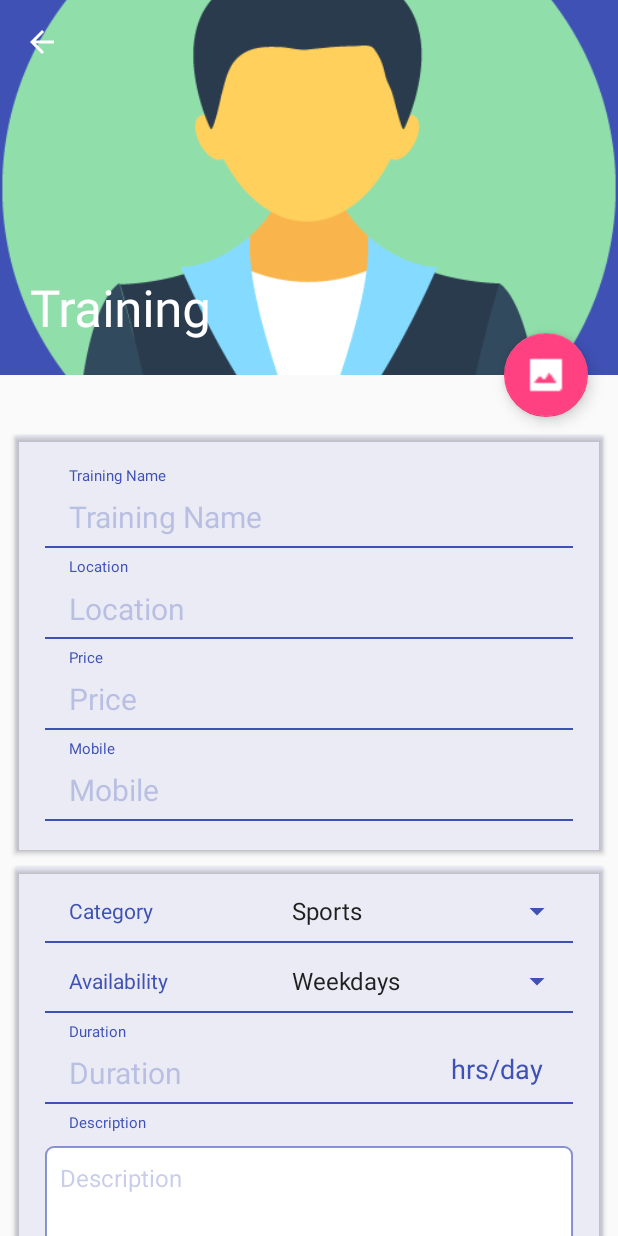
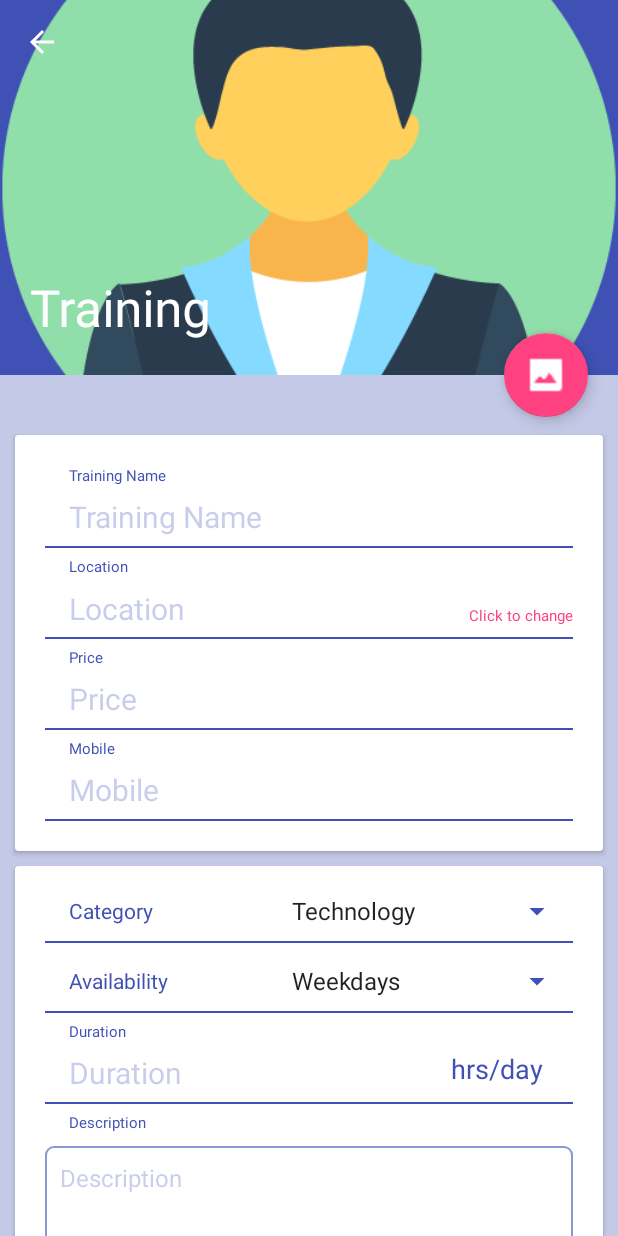
Before and after one commit to SriniSoftwareSolutions/Skill_Prototype, an Android app: the TrainingInfo screen opened directly, with no data from a screen before it, on a phone screen of 412 x 824 dp. Run offline under Robolectric (Android 15) with nearby library versions, the phone set to English and light mode, and no system bars; our stand-ins replace Firebase (no records; nobody signed in at launch, a user with empty details on screens opened directly), Picasso.

Commit message:
Final Touch

```diff
--- a/app/src/main/java/lab/abhishek/skill_prototype/TrainingInfo.java
+++ b/app/src/main/java/lab/abhishek/skill_prototype/TrainingInfo.java
@@ -59,7 +59,7 @@ import java.util.concurrent.ExecutionException;
 public class TrainingInfo extends AppCompatActivity {
 
     private double lat, lon;
-    private TextView et_location;
+    private TextView et_location, tv_change_location;
     private ImageView iv_image;
     private Uri imageUri;
     private FloatingActionButton fab;
@@ -93,10 +93,7 @@ public class TrainingInfo extends AppCompatActivity {
         sp_avail = (Spinner) findViewById(R.id.spinner_training_availability);
         sp_cat = (Spinner) findViewById(R.id.spinner_training_category);
         ll_editBox = (LinearLayout) findViewById(R.id.ll_editBox);
-
-        Date dNow = new Date();
-        SimpleDateFormat ft = new SimpleDateFormat("yyMMddHHmmss");
-        String datetime = ft.format(dNow);
+        tv_change_location = (TextView) findViewById(R.id.tv_change_location);
 
         mAuth = FirebaseAuth.getInstance();
         mData = FirebaseDatabase.getInstance().getReference().child("Trainings");
@@ -155,7 +152,19 @@ public class TrainingInfo extends AppCompatActivity {
             }
         });
 
-
+        tv_change_location.setOnClickListener(new View.OnClickListener() {
+            @Override
+            public void onClick(View v) {
+                PlacePicker.IntentBuilder builder = new PlacePicker.IntentBuilder();
+                try {
+                    startActivityForResult(builder.build(TrainingInfo.this), 101);
+                } catch (GooglePlayServicesRepairableException e) {
+                    e.printStackTrace();
+                } catch (GooglePlayServicesNotAvailableException e) {
+                    e.printStackTrace();
+                }
+            }
+        });
 
         btn_create_training.setOnClickListener(new View.OnClickListener() {
             @Override
@@ -186,7 +195,7 @@ public class TrainingInfo extends AppCompatActivity {
 
                             String t_name = dataSnapshot.child("fname").getValue().toString();
                             SmsManager smsManager = SmsManager.getDefault();
-                            String msg = "I want training for '"+ed_t_name.getText().toString().trim()+"' whose name is '"+t_name+"' with this '"+ed_t_mob.getText().toString()+"'";
+                            String msg = "I want training for '"+ed_t_name.getText().toString().trim()+"' ,trainer name is '"+t_name+"' with contact '"+ed_t_mob.getText().toString()+"'";
                             myProg.dismiss();
                             try {
                                 smsManager.sendTextMessage("+918880390936",null,msg,null,null);
@@ -289,6 +298,7 @@ public class TrainingInfo extends AppCompatActivity {
         ed_t_dur.setEnabled(false);
         ed_t_desc.setEnabled(false);
         ll_editBox.setEnabled(false);
+        tv_change_location.setVisibility(View.INVISIBLE);
 
     }
 
@@ -527,6 +537,7 @@ public class TrainingInfo extends AppCompatActivity {
         ed_t_dur.setEnabled(true);
         ed_t_desc.setEnabled(true);
         ll_editBox.setEnabled(true);
+        tv_change_location.setVisibility(View.VISIBLE);
         btn_create_training.setText("Update");
         btn_create_training.setVisibility(View.VISIBLE);
         ed_t_name.setSelection(ed_t_name.getText().length()-1);
--- a/app/src/main/res/layout/content_trainers.xml
+++ b/app/src/main/res/layout/content_trainers.xml
@@ -7,6 +7,7 @@
     android:layout_height="match_parent"
     app:layout_behavior="@string/appbar_scrolling_view_behavior"
     tools:context="lab.abhishek.skill_prototype.TrainingInfo"
+    android:background="@color/colorPrimary_20_percent"
     tools:showIn="@layout/activity_trainers">
 
 
@@ -21,7 +22,7 @@
             android:layout_marginLeft="10dp"
             android:layout_marginRight="10dp"
             android:layout_marginTop="40dp"
-            app:cardBackgroundColor="@color/colorPrimary_5_percent">
+            >
 
             <LinearLayout
                 android:layout_width="match_parent"
@@ -111,6 +112,16 @@
                         android:textColor="@color/colorPrimary"
                         android:textColorHint="@color/colorPrimary_20_percent"
                         android:textSize="20sp" />
+
+                    <TextView
+                        android:id="@+id/tv_change_location"
+                        android:layout_width="wrap_content"
+                        android:layout_height="wrap_content"
+                        android:text="Click to change"
+                        android:textColor="@color/colorAccent"
+                        android:textSize="10sp"
+                        android:layout_gravity="bottom"
+                        android:paddingBottom="7sp"/>
 
                 </LinearLayout>
 
@@ -216,8 +227,7 @@
             android:layout_marginLeft="10dp"
             android:layout_marginRight="10dp"
             android:layout_marginTop="10dp"
-            android:layout_marginBottom="10dp"
-            app:cardBackgroundColor="@color/colorPrimary_5_percent">
+            android:layout_marginBottom="10dp">
 
             <LinearLayout
                 android:layout_width="match_parent"
@@ -362,13 +372,15 @@
                 <LinearLayout
                     android:id="@+id/ll_editBox"
                     android:layout_width="match_parent"
-                    android:layout_height="100sp"
+                    android:layout_height="wrap_content"
                     android:gravity="top"
+                    android:minHeight="100sp"
                     android:layout_marginTop="3dp"
                     android:background="@drawable/edittext_layout"
                     android:layout_weight="1" >
 
                     <EditText
+                        android:nestedScrollingEnabled="true"
                         android:id="@+id/ed_training_description"
                         android:layout_width="match_parent"
                         android:layout_height="wrap_content"
--- a/app/src/main/res/layout/fragment_map.xml
+++ b/app/src/main/res/layout/fragment_map.xml
@@ -22,7 +22,7 @@
             android:layout_weight="1"
             android:layout_width="match_parent"
             android:layout_height="40sp"
-            android:text="Trainings"
+            android:text="All Trainings"
             android:textColor="@android:color/white"
             android:background="@color/colorAccent"/>
 
--- a/app/src/main/res/values/strings.xml
+++ b/app/src/main/res/values/strings.xml
@@ -23,10 +23,19 @@
 
     <array name="category">
 
+        <item>Technology</item>
+        <item>DIY</item>
+        <item>Music</item>
+        <item>Photography</item>
+        <item>Culinary</item>
+        <item>Gardening</item>
+        <item>Living</item>
+        <item>Dance</item>
+        <item>Art</item>
+        <item>Summer Camps</item>
         <item>Sports</item>
-        <item>Games</item>
-        <item>App Dev</item>
-        <item>Technology</item>
+        <item>Language</item>
+        <item>Crafts and Creativity</item>
 
     </array>
 
```
Also changed, not shown: app/src/main/java/lab/abhishek/skill_prototype/MainActivity.java (+6 -5 lines), app/src/main/java/lab/abhishek/skill_prototype/MapFragment.java (+44 -1 lines), app/src/main/java/lab/abhishek/skill_prototype/TrainingSearch.java (+24 -76 lines), app/src/main/res/layout/training_card.xml (+4 -7 lines), app/src/main/res/menu/activity_main_drawer.xml (deleted, +0 -36 lines), app/src/main/res/menu/main.xml (+8 -0 lines).
